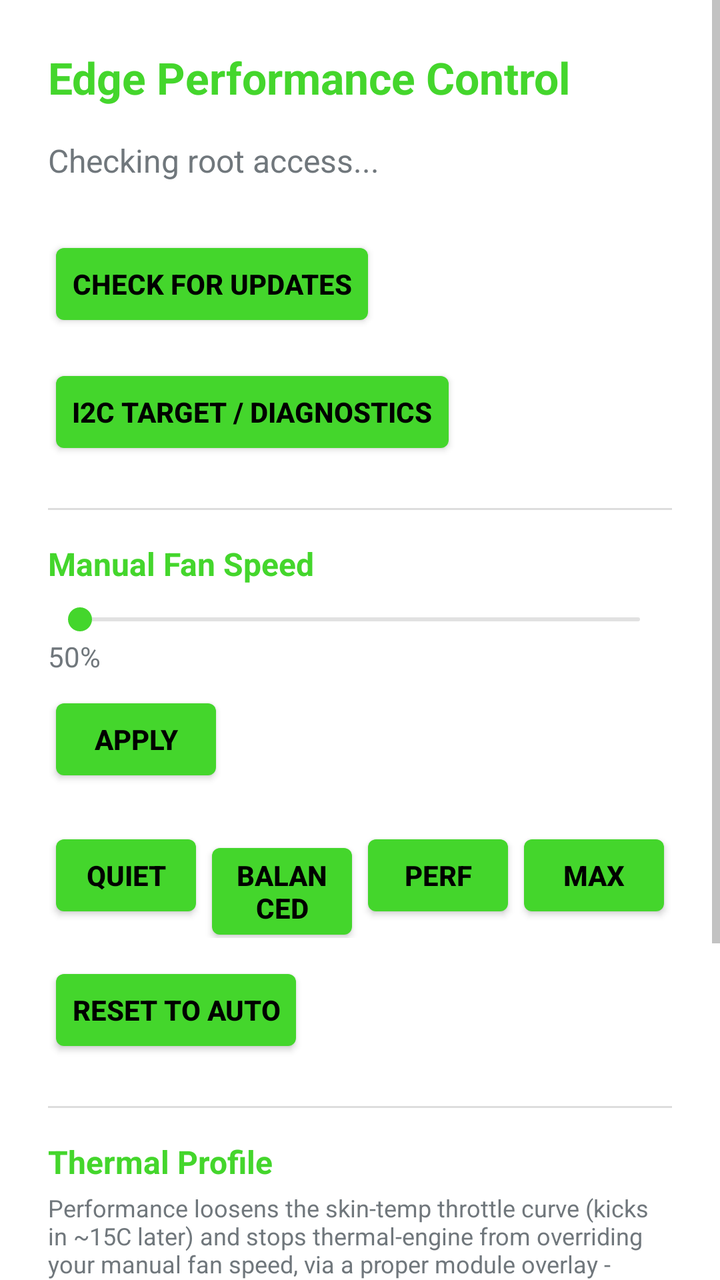
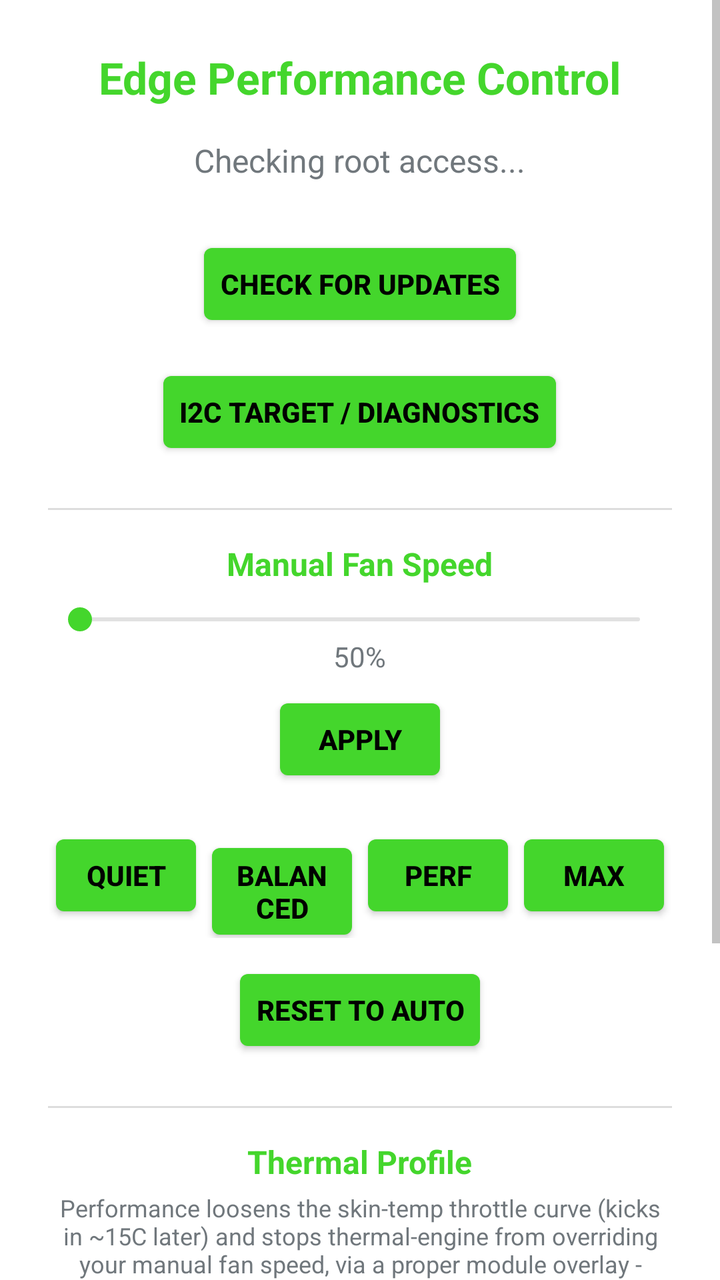

Before-and-after screenshots of an Android layout around one commit, followed by the original layout XML and the change that was made.
<!-- AndroidManifest.xml: application theme AppTheme -->
<!-- res/layout/activity_main.xml -->
<?xml version="1.0" encoding="utf-8"?>
<ScrollView xmlns:android="http://schemas.android.com/apk/res/android"
    android:layout_width="match_parent"
    android:layout_height="match_parent">

    <LinearLayout
        android:layout_width="match_parent"
        android:layout_height="wrap_content"
        android:orientation="vertical"
        android:padding="24dp">

        <TextView
            android:layout_width="wrap_content"
            android:layout_height="wrap_content"
            android:layout_marginBottom="16dp"
            android:textSize="22sp"
            android:textStyle="bold"
            android:textColor="@color/razer_green"
            android:text="@string/app_name" />

        <TextView
            android:id="@+id/root_status"
            android:layout_width="wrap_content"
            android:layout_height="wrap_content"
            android:textSize="16sp"
            android:text="Checking root access..." />

        <TextView
            android:id="@+id/path_status"
            android:layout_width="wrap_content"
            android:layout_height="wrap_content"
            android:layout_marginTop="4dp"
            android:textSize="14sp"
            android:text="" />

        <Button
            android:id="@+id/grant_root_button"
            android:layout_width="wrap_content"
            android:layout_height="wrap_content"
            android:layout_marginTop="8dp"
            android:text="Grant Root Permission"
            android:visibility="gone" />

        <Button
            android:id="@+id/grant_shizuku_button"
            android:layout_width="wrap_content"
            android:layout_height="wrap_content"
            android:layout_marginTop="8dp"
            android:text="Grant Shizuku Permission"
            android:visibility="gone" />

        <TextView
            android:id="@+id/update_status"
            android:layout_width="wrap_content"
            android:layout_height="wrap_content"
            android:layout_marginTop="8dp"
            android:textSize="14sp"
            android:text=""
            android:visibility="gone" />

        <Button
            android:id="@+id/check_update_button"
            android:layout_width="wrap_content"
            android:layout_height="wrap_content"
            android:layout_marginTop="4dp"
            android:text="Check for Updates" />

        <Button
            android:id="@+id/download_update_button"
            android:layout_width="wrap_content"
            android:layout_height="wrap_content"
            android:layout_marginTop="8dp"
            android:text="Download and Install Update"
            android:visibility="gone" />

        <Button
            android:id="@+id/discover_button"
            android:layout_width="wrap_content"
            android:layout_height="wrap_content"
            android:layout_marginTop="16dp"
            android:text="I2C Target / Diagnostics" />

        <View
            android:layout_width="match_parent"
            android:layout_height="1dp"
            android:layout_marginTop="24dp"
            android:layout_marginBottom="16dp"
            android:background="@color/divider" />

        <TextView
            android:layout_width="wrap_content"
            android:layout_height="wrap_content"
            android:textSize="16sp"
            android:textStyle="bold"
            android:textColor="@color/razer_green"
            android:text="Manual Fan Speed" />

        <SeekBar
            android:id="@+id/percent_seekbar"
            android:layout_width="match_parent"
            android:layout_height="wrap_content"
            android:layout_marginTop="8dp"
            android:max="100" />

        <TextView
            android:id="@+id/percent_label"
            android:layout_width="wrap_content"
            android:layout_height="wrap_content"
            android:text="50%" />

        <Button
            android:id="@+id/apply_button"
            android:layout_width="wrap_content"
            android:layout_height="wrap_content"
            android:layout_marginTop="8dp"
            android:text="Apply" />

        <LinearLayout
            android:layout_width="match_parent"
            android:layout_height="wrap_content"
            android:layout_marginTop="20dp"
            android:orientation="horizontal"
            android:weightSum="4">

            <Button
                android:id="@+id/preset_quiet"
                android:layout_width="0dp"
                android:layout_weight="1"
                android:layout_height="wrap_content"
                android:text="Quiet" />

            <Button
                android:id="@+id/preset_balanced"
                android:layout_width="0dp"
                android:layout_weight="1"
                android:layout_height="wrap_content"
                android:text="Balanced" />

            <Button
                android:id="@+id/preset_performance"
                android:layout_width="0dp"
                android:layout_weight="1"
                android:layout_height="wrap_content"
                android:text="Perf" />

            <Button
                android:id="@+id/preset_max"
                android:layout_width="0dp"
                android:layout_weight="1"
                android:layout_height="wrap_content"
                android:text="Max" />

        </LinearLayout>

        <Button
            android:id="@+id/reset_auto_button"
            android:layout_width="wrap_content"
            android:layout_height="wrap_content"
            android:layout_marginTop="12dp"
            android:text="Reset to Auto" />

        <View
            android:layout_width="match_parent"
            android:layout_height="1dp"
            android:layout_marginTop="24dp"
            android:layout_marginBottom="16dp"
            android:background="@color/divider" />

        <TextView
            android:layout_width="wrap_content"
            android:layout_height="wrap_content"
            android:textSize="16sp"
            android:textStyle="bold"
            android:textColor="@color/razer_green"
            android:text="Thermal Profile" />

        <LinearLayout
            android:id="@+id/thermal_profile_section"
            android:layout_width="match_parent"
            android:layout_height="wrap_content"
            android:orientation="vertical">

            <TextView
                android:layout_width="wrap_content"
                android:layout_height="wrap_content"
                android:layout_marginTop="4dp"
                android:textSize="12sp"
                android:text="Performance loosens the skin-temp throttle curve (kicks in ~15C later) and stops thermal-engine from overriding your manual fan speed, via a proper module overlay - never writes /vendor live. Requires a reboot to take effect. Real hardware protection is unchanged either way." />

            <TextView
                android:id="@+id/thermal_profile_status"
                android:layout_width="wrap_content"
                android:layout_height="wrap_content"
                android:layout_marginTop="8dp"
                android:text="Thermal profile: checking..." />

            <LinearLayout
                android:layout_width="match_parent"
                android:layout_height="wrap_content"
                android:layout_marginTop="8dp"
                android:orientation="horizontal"
                android:weightSum="2">

                <Button
                    android:id="@+id/thermal_stock_button"
                    android:layout_width="0dp"
                    android:layout_weight="1"
                    android:layout_height="wrap_content"
                    android:text="Stock" />

                <Button
                    android:id="@+id/thermal_performance_button"
                    android:layout_width="0dp"
                    android:layout_weight="1"
                    android:layout_height="wrap_content"
                    android:text="Performance" />

            </LinearLayout>

            <Button
                android:id="@+id/reboot_button"
                android:layout_width="wrap_content"
                android:layout_height="wrap_content"
                android:layout_marginTop="8dp"
                android:text="Reboot Now to Apply"
                android:visibility="gone" />

        </LinearLayout>

        <TextView
            android:id="@+id/thermal_profile_unavailable"
            android:layout_width="wrap_content"
            android:layout_height="wrap_content"
            android:layout_marginTop="4dp"
            android:textSize="12sp"
            android:text="Not available in this build: switching profiles installs a module, which needs a root manager (Magisk/APatch) to mount it. Install the rooted build for this feature."
            android:visibility="gone" />

        <View
            android:layout_width="match_parent"
            android:layout_height="1dp"
            android:layout_marginTop="24dp"
            android:layout_marginBottom="12dp"
            android:background="@color/divider" />

        <TextView
            android:id="@+id/log_view"
            android:layout_width="match_parent"
            android:layout_height="wrap_content"
            android:fontFamily="monospace"
            android:textSize="12sp"
            android:text="" />

        <LinearLayout
            android:layout_width="wrap_content"
            android:layout_height="wrap_content"
            android:layout_marginTop="24dp"
            android:orientation="horizontal">

            <TextView
                android:id="@+id/source_link"
                android:layout_width="wrap_content"
                android:layout_height="wrap_content"
                android:textSize="12sp"
                android:textColor="@color/razer_green"
                android:text="View source on GitHub" />

            <TextView
                android:layout_width="wrap_content"
                android:layout_height="wrap_content"
                android:layout_marginStart="16dp"
                android:layout_marginEnd="16dp"
                android:textSize="12sp"
                android:textColor="@color/razer_gray"
                android:text="|" />

            <TextView
                android:id="@+id/changelog_link"
                android:layout_width="wrap_content"
                android:layout_height="wrap_content"
                android:textSize="12sp"
                android:textColor="@color/razer_green"
                android:text="Changelog" />

        </LinearLayout>

    </LinearLayout>

</ScrollView>
<!-- resources referenced by this layout -->
<resources>
  <color name="divider">#22000000</color>
  <color name="razer_gray">#8A8A8A</color>
  <color name="razer_green">#44D62C</color>
  <string name="app_name">Edge Performance Control</string>
  <style name="AppTheme" parent="android:Theme.DeviceDefault.Light.NoActionBar">
          <item name="android:windowBackground">@color/light_background</item>
          <item name="android:colorAccent">@color/razer_green</item>
          <item name="android:colorButtonNormal">@color/razer_green</item>
          <item name="android:textColorPrimary">@color/light_text</item>
          <item name="android:textColorSecondary">@color/razer_gray</item>
          <item name="android:statusBarColor">@color/light_background</item>
          <item name="android:navigationBarColor">@color/light_background</item>
          <item name="android:windowLightStatusBar">true</item>
          <item name="android:buttonStyle">@style/RazerButton</item>
      </style>
  <color name="light_background">#FFFFFF</color>
  <color name="light_text">#111111</color>
  <style name="RazerButton" parent="android:Widget.DeviceDefault.Button">
          <item name="android:textColor">@color/oled_black</item>
          <item name="android:textStyle">bold</item>
      </style>
  <color name="oled_black">#000000</color>
</resources>

<!-- the commit's change to res/layout/activity_main.xml (unified diff, before → after) -->
@@ -4,12 +4,15 @@
     android:layout_height="match_parent">
 
     <LinearLayout
+        android:id="@+id/main_root"
         android:layout_width="match_parent"
         android:layout_height="wrap_content"
         android:orientation="vertical"
+        android:gravity="center_horizontal"
         android:padding="24dp">
 
         <TextView
+            android:id="@+id/title_text"
             android:layout_width="wrap_content"
             android:layout_height="wrap_content"
             android:layout_marginBottom="16dp"
@@ -23,6 +26,7 @@
             android:layout_width="wrap_content"
             android:layout_height="wrap_content"
             android:textSize="16sp"
+            android:gravity="center"
             android:text="Checking root access..." />
 
         <TextView
@@ -31,6 +35,7 @@
             android:layout_height="wrap_content"
             android:layout_marginTop="4dp"
             android:textSize="14sp"
+            android:gravity="center"
             android:text="" />
 
         <Button
@@ -55,6 +60,7 @@
             android:layout_height="wrap_content"
             android:layout_marginTop="8dp"
             android:textSize="14sp"
+            android:gravity="center"
             android:text=""
             android:visibility="gone" />
 
@@ -106,6 +112,7 @@
             android:id="@+id/percent_label"
             android:layout_width="wrap_content"
             android:layout_height="wrap_content"
+            android:gravity="center"
             android:text="50%" />
 
         <Button
@@ -178,13 +185,15 @@
             android:id="@+id/thermal_profile_section"
             android:layout_width="match_parent"
             android:layout_height="wrap_content"
-            android:orientation="vertical">
-
-            <TextView
-                android:layout_width="wrap_content"
+            android:orientation="vertical"
+            android:gravity="center_horizontal">
+
+            <TextView
+                android:layout_width="match_parent"
                 android:layout_height="wrap_content"
                 android:layout_marginTop="4dp"
                 android:textSize="12sp"
+                android:gravity="center"
                 android:text="Performance loosens the skin-temp throttle curve (kicks in ~15C later) and stops thermal-engine from overriding your manual fan speed, via a proper module overlay - never writes /vendor live. Requires a reboot to take effect. Real hardware protection is unchanged either way." />
 
             <TextView
@@ -192,6 +201,7 @@
                 android:layout_width="wrap_content"
                 android:layout_height="wrap_content"
                 android:layout_marginTop="8dp"
+                android:gravity="center"
                 android:text="Thermal profile: checking..." />
 
             <LinearLayout
@@ -229,10 +239,11 @@
 
         <TextView
             android:id="@+id/thermal_profile_unavailable"
-            android:layout_width="wrap_content"
+            android:layout_width="match_parent"
             android:layout_height="wrap_content"
             android:layout_marginTop="4dp"
             android:textSize="12sp"
+            android:gravity="center"
             android:text="Not available in this build: switching profiles installs a module, which needs a root manager (Magisk/APatch) to mount it. Install the rooted build for this feature."
             android:visibility="gone" />
 
@@ -249,13 +260,15 @@
             android:layout_height="wrap_content"
             android:fontFamily="monospace"
             android:textSize="12sp"
+            android:gravity="center"
             android:text="" />
 
         <LinearLayout
             android:layout_width="wrap_content"
             android:layout_height="wrap_content"
             android:layout_marginTop="24dp"
-            android:orientation="horizontal">
+            android:orientation="horizontal"
+            android:gravity="center">
 
             <TextView
                 android:id="@+id/source_link"
